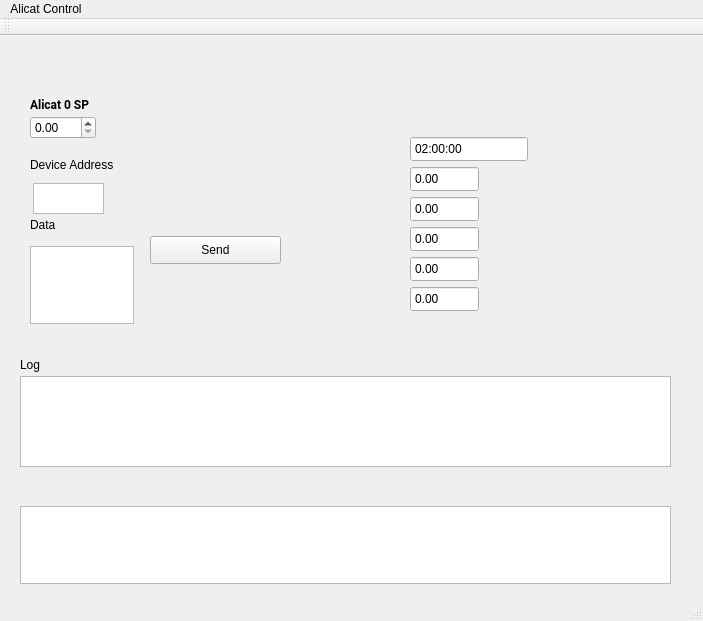
First picture: the form in testing/mainwindow.ui, repository lo-co/mfc_ui, before the edit.
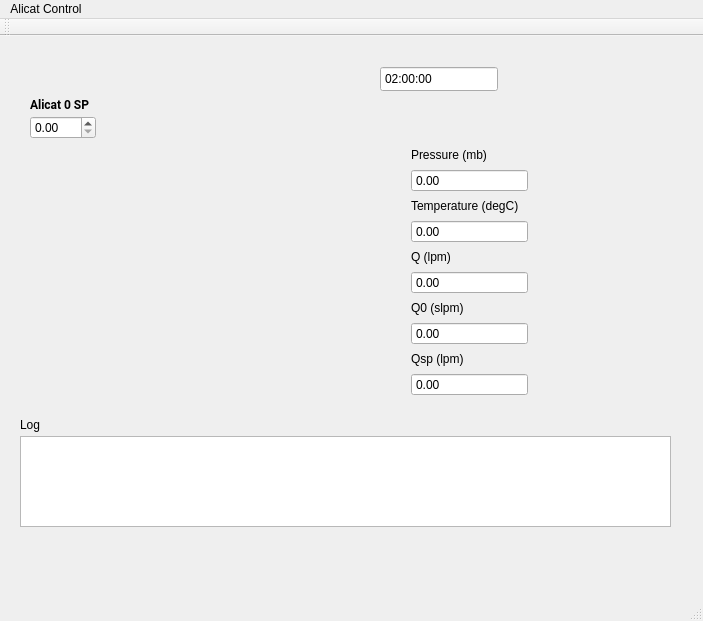
Second picture: the form after the edit.

Commit message: Functional code that writes to the UI boxes.

The edit to the form file:
```diff
--- a/testing/mainwindow.ui
+++ b/testing/mainwindow.ui
@@ -48,7 +48,7 @@
     <property name="geometry">
      <rect>
       <x>20</x>
-      <y>340</y>
+      <y>400</y>
       <width>651</width>
       <height>91</height>
      </rect>
@@ -66,8 +66,8 @@
    <widget class="QTimeEdit" name="timeEdit">
     <property name="geometry">
      <rect>
-      <x>410</x>
-      <y>100</y>
+      <x>380</x>
+      <y>30</y>
       <width>118</width>
       <height>26</height>
      </rect>
@@ -95,91 +95,11 @@
      </time>
     </property>
    </widget>
-   <widget class="QDoubleSpinBox" name="Q">
-    <property name="geometry">
-     <rect>
-      <x>410</x>
-      <y>130</y>
-      <width>69</width>
-      <height>26</height>
-     </rect>
-    </property>
-    <property name="readOnly">
-     <bool>true</bool>
-    </property>
-    <property name="buttonSymbols">
-     <enum>QAbstractSpinBox::NoButtons</enum>
-    </property>
-   </widget>
-   <widget class="QDoubleSpinBox" name="Q0">
-    <property name="geometry">
-     <rect>
-      <x>410</x>
-      <y>160</y>
-      <width>69</width>
-      <height>26</height>
-     </rect>
-    </property>
-    <property name="readOnly">
-     <bool>true</bool>
-    </property>
-    <property name="buttonSymbols">
-     <enum>QAbstractSpinBox::NoButtons</enum>
-    </property>
-   </widget>
-   <widget class="QDoubleSpinBox" name="P">
-    <property name="geometry">
-     <rect>
-      <x>410</x>
-      <y>190</y>
-      <width>69</width>
-      <height>26</height>
-     </rect>
-    </property>
-    <property name="readOnly">
-     <bool>true</bool>
-    </property>
-    <property name="buttonSymbols">
-     <enum>QAbstractSpinBox::NoButtons</enum>
-    </property>
-   </widget>
-   <widget class="QDoubleSpinBox" name="T">
-    <property name="geometry">
-     <rect>
-      <x>410</x>
-      <y>220</y>
-      <width>69</width>
-      <height>26</height>
-     </rect>
-    </property>
-    <property name="readOnly">
-     <bool>true</bool>
-    </property>
-    <property name="buttonSymbols">
-     <enum>QAbstractSpinBox::NoButtons</enum>
-    </property>
-   </widget>
-   <widget class="QDoubleSpinBox" name="Qsp">
-    <property name="geometry">
-     <rect>
-      <x>410</x>
-      <y>250</y>
-      <width>69</width>
-      <height>26</height>
-     </rect>
-    </property>
-    <property name="readOnly">
-     <bool>true</bool>
-    </property>
-    <property name="buttonSymbols">
-     <enum>QAbstractSpinBox::NoButtons</enum>
-    </property>
-   </widget>
    <widget class="QLabel" name="label_2">
     <property name="geometry">
      <rect>
       <x>20</x>
-      <y>320</y>
+      <y>380</y>
       <width>67</width>
       <height>17</height>
      </rect>
@@ -188,80 +108,102 @@
      <string>Log</string>
     </property>
    </widget>
-   <widget class="QPushButton" name="sendTextBtn">
+   <widget class="QWidget" name="">
     <property name="geometry">
      <rect>
-      <x>150</x>
-      <y>200</y>
-      <width>131</width>
-      <height>28</height>
+      <x>400</x>
+      <y>100</y>
+      <width>139</width>
+      <height>271</height>
      </rect>
     </property>
-    <property name="toolTip">
-     <string notr="true">Hit to send text in box...</string>
-    </property>
-    <property name="text">
-     <string>Send</string>
-    </property>
-   </widget>
-   <widget class="QTextEdit" name="addressTxtBox">
-    <property name="geometry">
-     <rect>
-      <x>33</x>
-      <y>147</y>
-      <width>71</width>
-      <height>31</height>
-     </rect>
-    </property>
-   </widget>
-   <widget class="QLabel" name="label_3">
-    <property name="geometry">
-     <rect>
-      <x>30</x>
-      <y>120</y>
-      <width>111</width>
-      <height>18</height>
-     </rect>
-    </property>
-    <property name="text">
-     <string>Device Address</string>
-    </property>
-   </widget>
-   <widget class="QTextEdit" name="dataTxtBox">
-    <property name="geometry">
-     <rect>
-      <x>30</x>
-      <y>210</y>
-      <width>104</width>
-      <height>78</height>
-     </rect>
-    </property>
-   </widget>
-   <widget class="QLabel" name="label_4">
-    <property name="geometry">
-     <rect>
-      <x>30</x>
-      <y>180</y>
-      <width>59</width>
-      <height>18</height>
-     </rect>
-    </property>
-    <property name="text">
-     <string>Data</string>
-    </property>
-   </widget>
-   <widget class="QTextEdit" name="dataInTxtBox">
-    <property name="geometry">
-     <rect>
-      <x>20</x>
-      <y>470</y>
-      <width>651</width>
-      <height>78</height>
-     </rect>
-    </property>
-    <property name="readOnly">
-     <bool>true</bool>
-    </property>
+    <layout class="QVBoxLayout" name="verticalLayout">
+     <item>
+      <widget class="QLabel" name="label_3">
+       <property name="text">
+        <string>Pressure (mb)</string>
+       </property>
+      </widget>
+     </item>
+     <item>
+      <widget class="QDoubleSpinBox" name="ac0_P">
+       <property name="readOnly">
+        <bool>true</bool>
+       </property>
+       <property name="buttonSymbols">
+        <enum>QAbstractSpinBox::NoButtons</enum>
+       </property>
+      </widget>
+     </item>
+     <item>
+      <widget class="QLabel" name="label_4">
+       <property name="text">
+        <string>Temperature (degC)</string>
+       </property>
+      </widget>
+     </item>
+     <item>
+      <widget class="QDoubleSpinBox" name="ac0_T">
+       <property name="readOnly">
+        <bool>true</bool>
+       </property>
+       <property name="buttonSymbols">
+        <enum>QAbstractSpinBox::NoButtons</enum>
+       </property>
+      </widget>
+     </item>
+     <item>
+      <widget class="QLabel" name="label_5">
+       <property name="text">
+        <string>Q (lpm)</string>
+       </property>
+      </widget>
+     </item>
+     <item>
+      <widget class="QDoubleSpinBox" name="ac0_Q">
+       <property name="readOnly">
+        <bool>true</bool>
+       </property>
+       <property name="buttonSymbols">
+        <enum>QAbstractSpinBox::NoButtons</enum>
+       </property>
+      </widget>
+     </item>
+     <item>
+      <widget class="QLabel" name="label_6">
+       <property name="text">
+        <string>Q0 (slpm)</string>
+       </property>
+      </widget>
+     </item>
+     <item>
+      <widget class="QDoubleSpinBox" name="ac0_Q0">
+       <property name="readOnly">
+        <bool>true</bool>
+       </property>
+       <property name="buttonSymbols">
+        <enum>QAbstractSpinBox::NoButtons</enum>
+       </property>
+      </widget>
+     </item>
+     <item>
+      <widget class="QLabel" name="label_7">
+       <property name="text">
+        <string>Qsp (lpm)</string>
+       </property>
+      </widget>
+     </item>
+     <item>
+      <widget class="QDoubleSpinBox" name="ac0_Qsp">
+       <property name="readOnly">
+        <bool>true</bool>
+       </property>
+       <property name="buttonSymbols">
+        <enum>QAbstractSpinBox::NoButtons</enum>
+       </property>
+      </widget>
+     </item>
+    </layout>
    </widget>
   </widget>
   <widget class="QMenuBar" name="menuBar">
```
Left out of the diff: 2 changed lines with no effect on the pictures. The commit also changes 4 other files.
